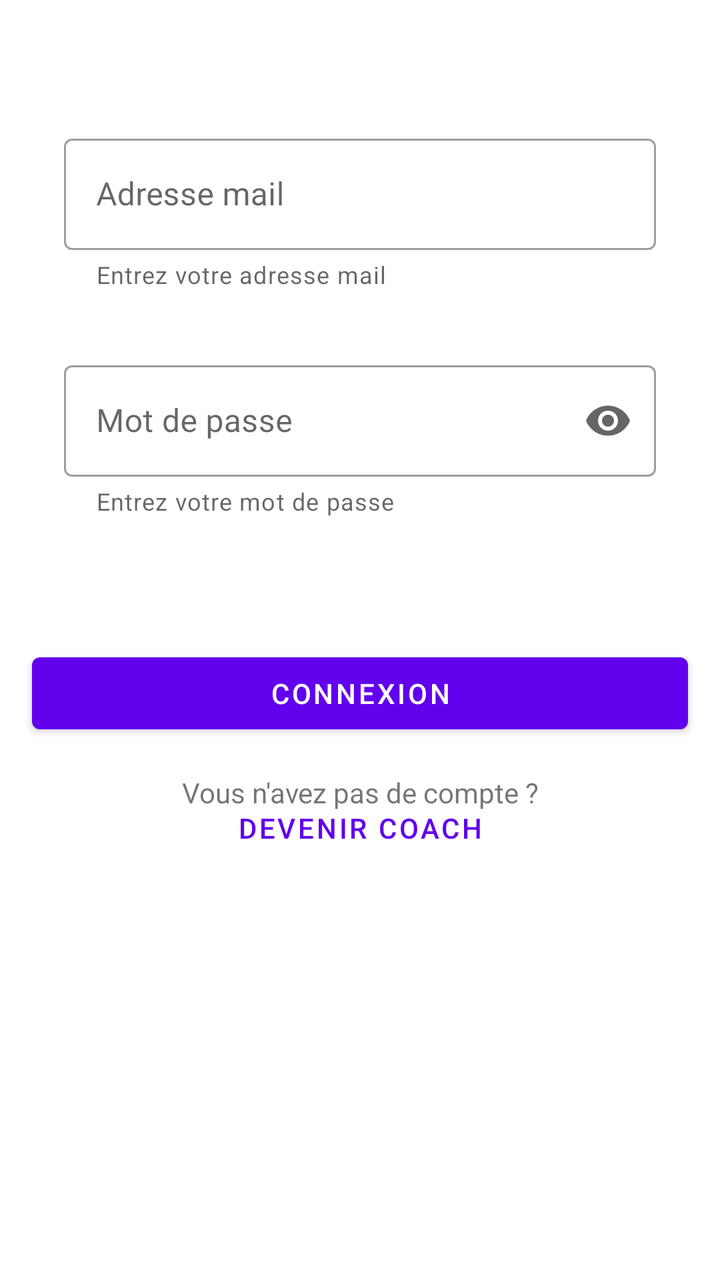
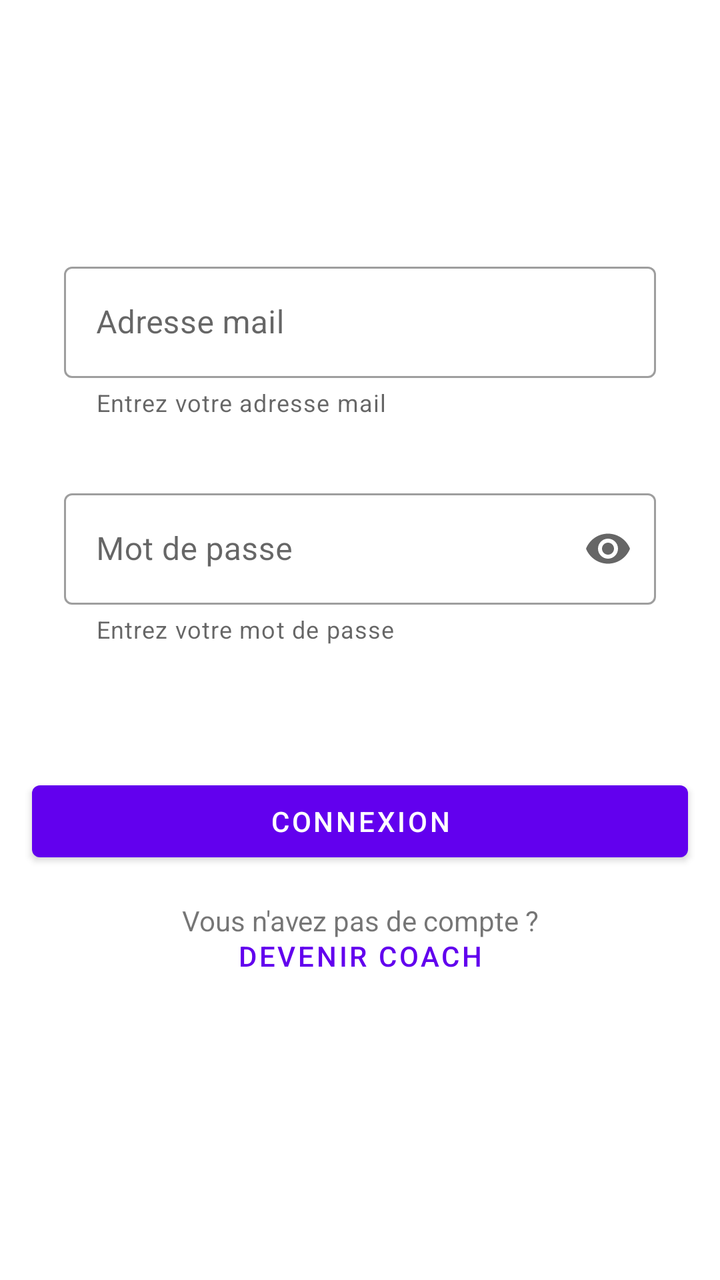

An Android layout rendered at two revisions. The XML below is the earlier revision; the diff shows what the commit changed to produce the second picture.
<!-- AndroidManifest.xml: application theme AppTheme -->
<!-- res/layout/fragment_login.xml -->
<?xml version="1.0" encoding="utf-8"?>
<LinearLayout xmlns:android="http://schemas.android.com/apk/res/android"
    xmlns:app="http://schemas.android.com/apk/res-auto"
    xmlns:tools="http://schemas.android.com/tools"
    android:layout_width="match_parent"
    android:layout_height="match_parent"
    android:orientation="vertical"
    tools:context=".fragments.LoginFragment">

    <com.google.android.material.textfield.TextInputLayout
        android:id="@+id/login_email_layout"
        style="@style/Widget.MaterialComponents.TextInputLayout.OutlinedBox"
        android:layout_width="match_parent"
        android:layout_height="wrap_content"
        android:layout_marginStart="32dp"
        android:layout_marginTop="64dp"
        android:layout_marginEnd="32dp"
        android:hint="@string/input_mail_hint"
        android:transitionName="signup_email_transition"
        app:helperText="@string/input_mail_helper">

        <com.google.android.material.textfield.TextInputEditText
            android:id="@+id/login_email_input"
            android:layout_width="match_parent"
            android:layout_height="wrap_content"
            android:inputType="textEmailAddress" />

    </com.google.android.material.textfield.TextInputLayout>

    <com.google.android.material.textfield.TextInputLayout
        android:id="@+id/login_password_layout"
        style="@style/Widget.MaterialComponents.TextInputLayout.OutlinedBox"
        android:layout_width="match_parent"
        android:layout_height="wrap_content"
        android:layout_marginStart="32dp"
        android:layout_marginTop="32dp"
        android:layout_marginEnd="32dp"
        android:hint="@string/input_password_hint"
        android:transitionName="signup_password_transition"
        app:endIconMode="password_toggle"
        app:helperText="@string/input_mdp_helper_login">

        <com.google.android.material.textfield.TextInputEditText
            android:id="@+id/login_password_input"
            android:layout_width="match_parent"
            android:layout_height="wrap_content"
            android:inputType="textPassword" />

    </com.google.android.material.textfield.TextInputLayout>

    <com.google.android.material.button.MaterialButton
        android:id="@+id/login_button"
        android:layout_width="match_parent"
        android:layout_height="wrap_content"
        android:layout_marginStart="16dp"
        android:layout_marginTop="64dp"
        android:layout_marginEnd="16dp"
        android:text="@string/login_coach" />

    <com.google.android.material.textview.MaterialTextView
        android:id="@+id/registerText"
        android:layout_width="match_parent"
        android:layout_height="wrap_content"
        android:layout_marginStart="64dp"
        android:layout_marginTop="16dp"
        android:layout_marginEnd="64dp"
        android:text="@string/no_account_string"
        android:textAlignment="center" />

    <TextView
        android:id="@+id/loginRegister"
        style="@style/Widget.MaterialComponents.Button.TextButton"
        android:layout_width="match_parent"
        android:layout_height="wrap_content"
        android:layout_marginStart="64dp"
        android:layout_marginTop="-16dp"
        android:layout_marginEnd="64dp"
        android:text="@string/become_coach" />

</LinearLayout>
<!-- resources referenced by this layout -->
<resources>
  <string name="become_coach">Devenir Coach</string>
  <string name="input_mail_helper">Entrez votre adresse mail</string>
  <string name="input_mail_hint">Adresse mail</string>
  <string name="input_mdp_helper_login">Entrez votre mot de passe</string>
  <string name="input_password_hint">Mot de passe</string>
  <string name="login_coach">Connexion</string>
  <string name="no_account_string">Vous n\'avez pas de compte ?</string>
  <style name="AppTheme" parent="Theme.MaterialComponents.Light.DarkActionBar">
          
          <item name="colorPrimary">@color/colorPrimary</item>
          <item name="colorPrimaryDark">@color/colorPrimaryDark</item>
          <item name="colorAccent">@color/colorAccent</item>
      </style>
  <color name="colorPrimary">#6200EE</color>
  <color name="colorPrimaryDark">#3700B3</color>
  <color name="colorAccent">#03DAC5</color>
</resources>

<!-- the commit's change to res/layout/fragment_login.xml (unified diff, before → after) -->
@@ -13,10 +13,10 @@
         android:layout_width="match_parent"
         android:layout_height="wrap_content"
         android:layout_marginStart="32dp"
-        android:layout_marginTop="64dp"
+        android:layout_marginTop="128dp"
         android:layout_marginEnd="32dp"
         android:hint="@string/input_mail_hint"
-        android:transitionName="signup_email_transition"
+        android:transitionName="@string/email_trans"
         app:helperText="@string/input_mail_helper">
 
         <com.google.android.material.textfield.TextInputEditText
@@ -36,7 +36,7 @@
         android:layout_marginTop="32dp"
         android:layout_marginEnd="32dp"
         android:hint="@string/input_password_hint"
-        android:transitionName="signup_password_transition"
+        android:transitionName="@string/password_trans"
         app:endIconMode="password_toggle"
         app:helperText="@string/input_mdp_helper_login">
 
@@ -55,7 +55,10 @@
         android:layout_marginStart="16dp"
         android:layout_marginTop="64dp"
         android:layout_marginEnd="16dp"
-        android:text="@string/login_coach" />
+        android:onClick="signInUser"
+        android:text="@string/login_coach"
+        android:transitionName="@string/button_trans"
+        tools:ignore="OnClick" />
 
     <com.google.android.material.textview.MaterialTextView
         android:id="@+id/registerText"
<!-- resource entries referenced after the edit -->
@@ -1,12 +1,15 @@
 <!-- resources referenced by this layout -->
 <resources>
   <string name="become_coach">Devenir Coach</string>
+  <string name="button_trans" translatable="false">button_transition</string>
+  <string name="email_trans" translatable="false">email_transition_field</string>
   <string name="input_mail_helper">Entrez votre adresse mail</string>
   <string name="input_mail_hint">Adresse mail</string>
   <string name="input_mdp_helper_login">Entrez votre mot de passe</string>
   <string name="input_password_hint">Mot de passe</string>
   <string name="login_coach">Connexion</string>
   <string name="no_account_string">Vous n\'avez pas de compte ?</string>
+  <string name="password_trans" translatable="false">password_transition_field</string>
   <style name="AppTheme" parent="Theme.MaterialComponents.Light.DarkActionBar">
           
           <item name="colorPrimary">@color/colorPrimary</item>
